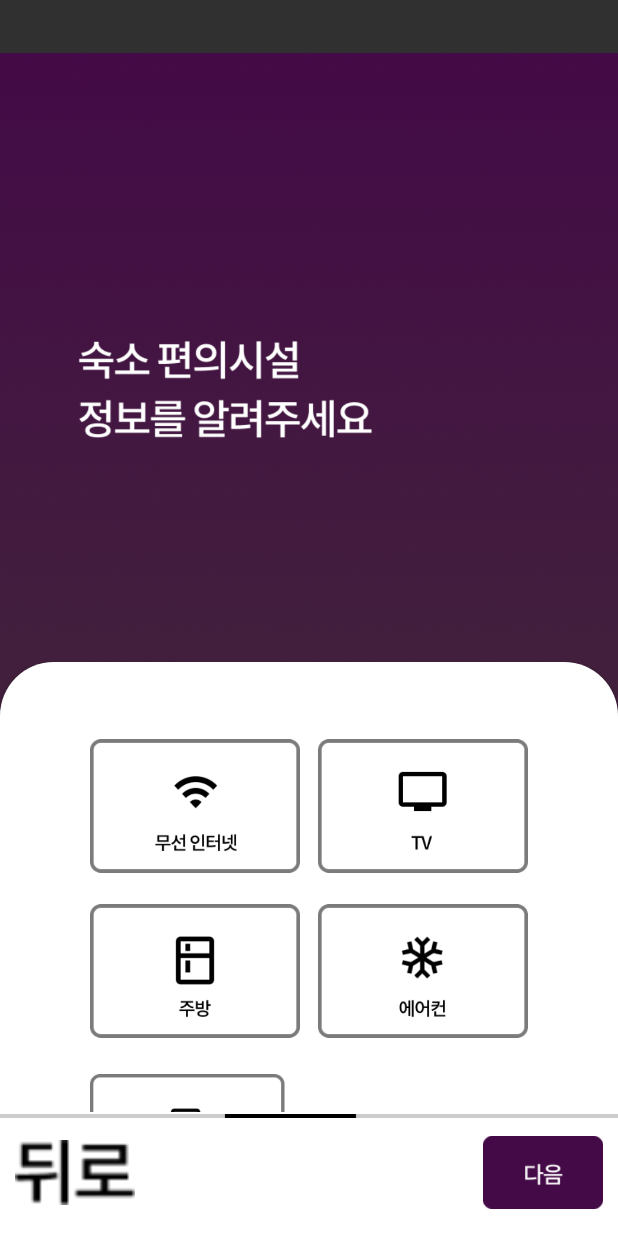
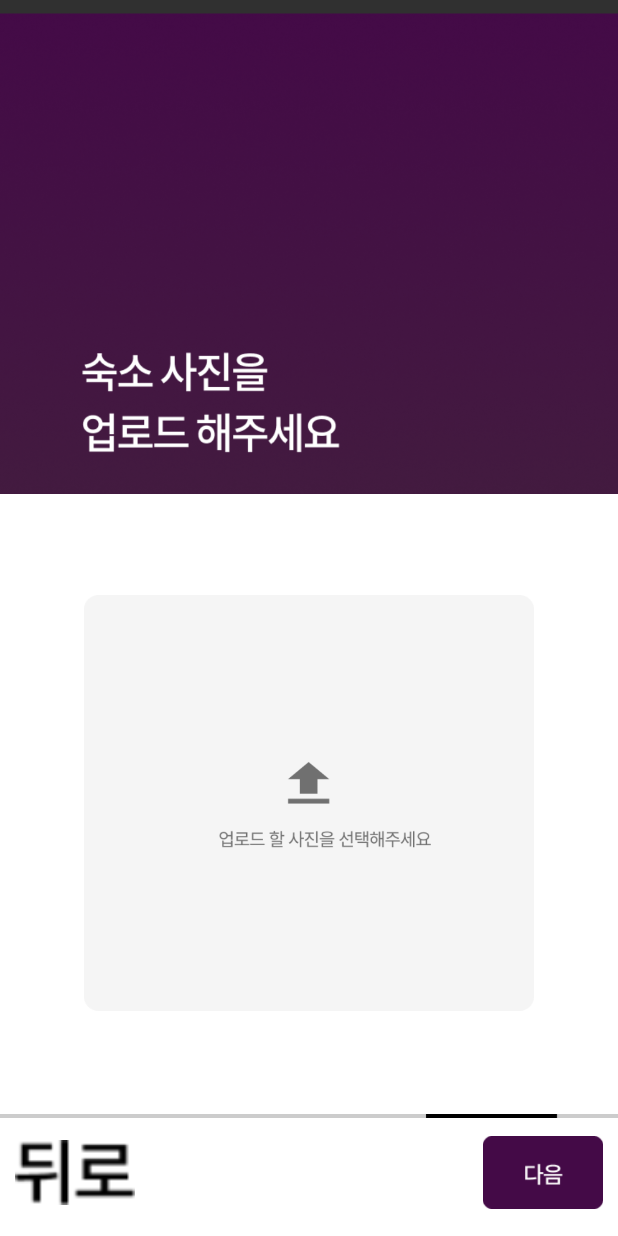
Before and after one commit to Muyahom/App_admin, an Android app: the screen it shows after launch (FourthRegisterActivity before the commit, FifthRegisterActivity after it), on a phone screen of 412 x 824 dp. Run offline under Robolectric (Android 15) with nearby library versions, the phone set to English and light mode, and no system bars; our stand-ins replace data binding.

Commit message:
fifthregisteractivity design

```diff
--- a/checkin/app/src/main/AndroidManifest.xml
+++ b/checkin/app/src/main/AndroidManifest.xml
@@ -9,7 +9,7 @@
         android:roundIcon="@mipmap/ic_launcher_round"
         android:supportsRtl="true"
         android:theme="@style/Theme.Design.NoActionBar">
-        <activity android:name=".view.FourthRegisterActivity">
+        <activity android:name=".view.FifthRegisterActivity">
             <intent-filter>
                 <action android:name="android.intent.action.MAIN" />
 
@@ -20,6 +20,8 @@
         <activity android:name=".view.RegisterActivity"/>
         <activity android:name=".view.ThirdRegisterActivity"/>
         <activity android:name=".view.SecondRegisterActivity"/>
+        <activity android:name=".view.FourthRegisterActivity"/>
+
 
         <meta-data
             android:name="com.naver.maps.map.CLIENT_ID"
--- /dev/null
+++ b/checkin/app/src/main/java/com/muyahom/checkin/view/FifthRegisterActivity.java
@@ -0,0 +1,22 @@
+package com.muyahom.checkin.view;
+
+import android.os.Bundle;
+
+import androidx.annotation.Nullable;
+import androidx.appcompat.app.AppCompatActivity;
+import androidx.databinding.DataBindingUtil;
+
+import com.muyahom.checkin.R;
+import com.muyahom.checkin.databinding.ActivityFifthRegisterBinding;
+
+public class FifthRegisterActivity extends AppCompatActivity {
+    private ActivityFifthRegisterBinding activityFifthRegisterBinding;
+
+    @Override
+    protected void onCreate(@Nullable Bundle savedInstanceState) {
+        super.onCreate(savedInstanceState);
+        activityFifthRegisterBinding = DataBindingUtil.setContentView(this, R.layout.activity_fifth_register);
+
+
+    }
+}
--- a/checkin/app/src/main/res/layout/activity_second_register.xml
+++ b/checkin/app/src/main/res/layout/activity_fifth_register.xml
@@ -8,11 +8,11 @@
         android:layout_height="match_parent">
 
         <LinearLayout
-            android:id="@+id/linear4"
+            android:id="@+id/linear5"
             app:layout_constraintEnd_toEndOf="parent"
             app:layout_constraintStart_toStartOf="parent"
             app:layout_constraintTop_toTopOf="parent"
-            android:background="@drawable/map"
+            android:background="@drawable/image"
             android:orientation="vertical"
             android:layout_width="match_parent"
             android:layout_height="match_parent">
@@ -25,29 +25,21 @@
 
 
 
-            <androidx.constraintlayout.widget.ConstraintLayout
+            <LinearLayout
+                android:background="@color/white"
+                android:gravity="center"
                 android:layout_weight="5"
                 android:orientation="vertical"
                 android:layout_width="match_parent"
                 android:layout_height="0dp">
-                <fragment
-                    android:gravity="center"
-                    android:layout_width="match_parent"
-                    android:layout_height="match_parent"
-                    android:id="@+id/map"
-                    android:name="com.naver.maps.map.MapFragment">
 
-                </fragment>
+                <ImageView
+                    android:id="@+id/imgupload"
+                    android:src="@drawable/upload"
+                    android:layout_width="300dp"
+                    android:layout_height="300dp"/>
 
-                <ImageButton
-                    android:layout_width="wrap_content"
-                    android:layout_height="wrap_content"
-                    android:src="@drawable/next"
-                    app:layout_constraintEnd_toEndOf="parent"
-                    app:layout_constraintStart_toStartOf="parent"
-                    app:layout_constraintTop_toTopOf="parent" />
-
-            </androidx.constraintlayout.widget.ConstraintLayout>
+            </LinearLayout>
 
 
             <LinearLayout
@@ -58,7 +50,7 @@
                 android:layout_weight="1">
 
                 <ImageView
-                    android:src="@drawable/line2"
+                    android:src="@drawable/line5"
                     android:layout_width="wrap_content"
                     android:layout_height="wrap_content"/>
 
```
Also changed, not shown: checkin/app/src/main/res/drawable-v24/upload.png (added).
